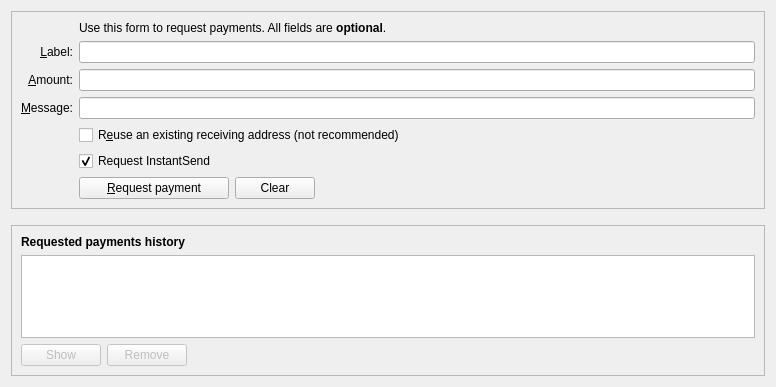
First picture: the form in src/qt/forms/receivecoinsdialog.ui, repository pyrkcommunity/pyrk, before the edit.
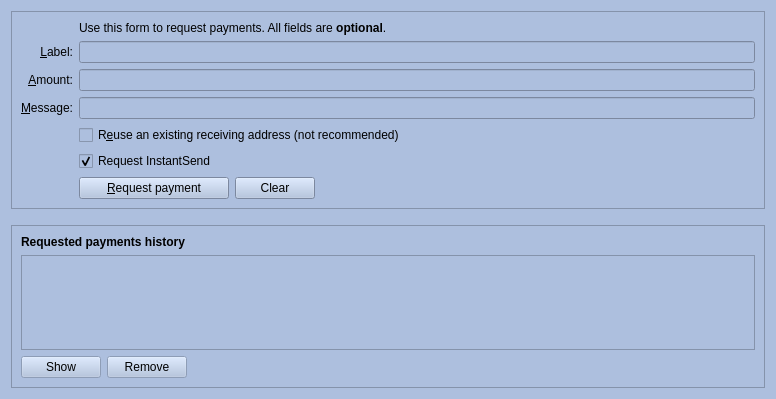
Second picture: the form after the edit. Custom widgets are drawn as their Qt base class.

Patch:
```diff
--- a/src/qt/forms/receivecoinsdialog.ui
+++ b/src/qt/forms/receivecoinsdialog.ui
@@ -7,9 +7,13 @@
     <x>0</x>
     <y>0</y>
     <width>776</width>
-    <height>387</height>
+    <height>399</height>
    </rect>
   </property>
+  <property name="styleSheet">
+   <string notr="true">background-color: rgb(173, 191, 222);
+color: rgb(0, 0, 0);</string>
+  </property>
   <layout class="QVBoxLayout" name="verticalLayout" stretch="0,0,1">
    <item>
     <widget class="QFrame" name="frame2">
```
